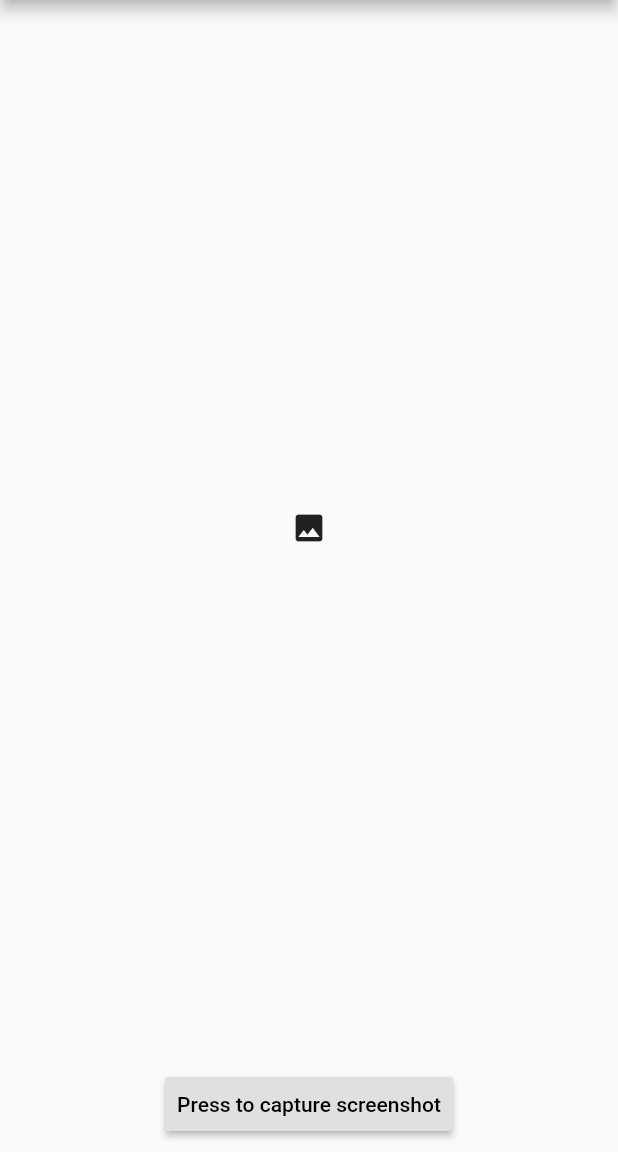
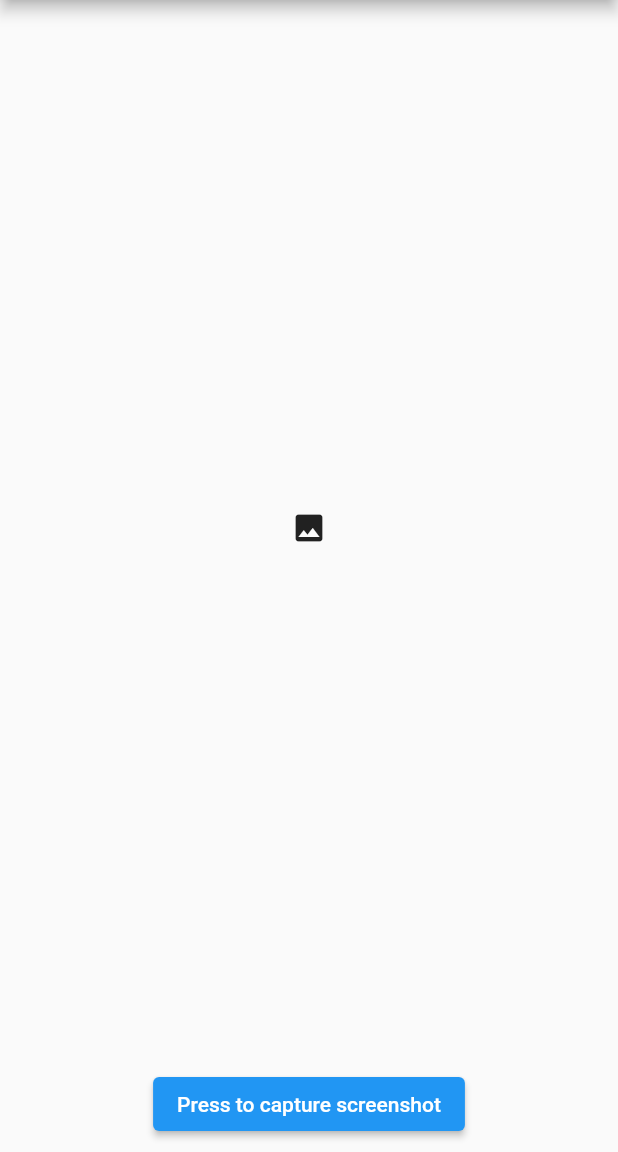
Before and after one commit to gdagitrep/native_screenshot_ext, a Flutter app: the screen it shows after launch, after a tap on "Press to capture screenshot", on a phone screen of 412 x 824 dp, the part 84-1236 px from its top. Run offline on Flutter 3.47's test engine with Material 2 defaults, Android fonts, the phone set to English and light mode, and no system bars.

Commit message:
v1.0.0 with null-safety

```diff
--- a/example/lib/main.dart
+++ b/example/lib/main.dart
@@ -1,9 +1,6 @@
 import 'dart:io';
 
 import 'package:flutter/material.dart';
-import 'dart:async';
-
-import 'package:flutter/services.dart';
 import 'package:native_screenshot/native_screenshot.dart';
 
 void main() => runApp(MyApp());
@@ -14,8 +11,6 @@ class MyApp extends StatefulWidget {
 }
 
 class _MyAppState extends State<MyApp> {
-  final _scaffoldKey = GlobalKey<ScaffoldState>();
-
 	Widget _imgHolder;
 
 	@override
@@ -31,14 +26,13 @@ class _MyAppState extends State<MyApp> {
 	Widget build(BuildContext context) {
 		return MaterialApp(
 			home: Scaffold(
-        key: _scaffoldKey,
 				appBar: AppBar(
 					title: Text('NativeScreenshot Example'),
 				),
 				bottomNavigationBar: ButtonBar(
 					alignment: MainAxisAlignment.center,
 					children: <Widget>[
-            RaisedButton(
+						ElevatedButton(
 							child: Text('Press to capture screenshot'),
 							onPressed: () async {
 								String path = await NativeScreenshot.takeScreenshot();
@@ -46,7 +40,7 @@ class _MyAppState extends State<MyApp> {
 								debugPrint('Screenshot taken, path: $path');
 
 								if( path == null || path.isEmpty ) {
-                  _scaffoldKey.currentState.showSnackBar(
+									ScaffoldMessenger.of(context).showSnackBar(
 										SnackBar(
 											content: Text('Error taking the screenshot :('),
 											backgroundColor: Colors.red,
@@ -56,7 +50,7 @@ class _MyAppState extends State<MyApp> {
 									return;
 								} // if error
 
-                _scaffoldKey.currentState.showSnackBar(
+								ScaffoldMessenger.of(context).showSnackBar(
 									SnackBar(
 										content: Text('The screenshot has been saved to: $path')
 									)
--- a/lib/native_screenshot.dart
+++ b/lib/native_screenshot.dart
@@ -12,8 +12,8 @@ class NativeScreenshot {
 	///
 	/// Returns [null] if an error ocurrs.
 	/// Returns a [String] with the path of the screenshot.
-  static Future<String> takeScreenshot() async {
-    final String path = await _channel.invokeMethod('takeScreenshot');
+	static Future<String?> takeScreenshot() async {
+		final String? path = await _channel.invokeMethod('takeScreenshot');
 
 		return path;
 	} // takeScreenshot()
--- a/pubspec.yaml
+++ b/pubspec.yaml
@@ -1,13 +1,13 @@
 name: native_screenshot
 description: A simple plugin to take screenshots using native code (iOS & Android).
-version: 0.0.5
+version: 1.0.0
 email: Ivan Pompa-García <ivan.pompa@gmail.com>
 homepage: https://gitlab.com/ivanjpg/native_screenshot
 repository: https://gitlab.com/ivanjpg/native_screenshot.git
 issue_tracker: https://gitlab.com/ivanjpg/native_screenshot/-/issues
 
 environment:
-  sdk: ">=2.1.0 <3.0.0"
+  sdk: '>=2.12.0 <3.0.0'
   flutter: ">=1.10.0"
 
 dependencies:
```
Also changed, not shown: example/pubspec.lock, pubspec.lock, 1 other file. Lines whose indentation alone changed are shown as unchanged.
